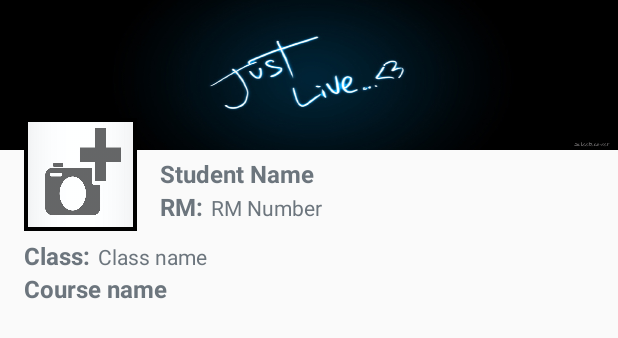
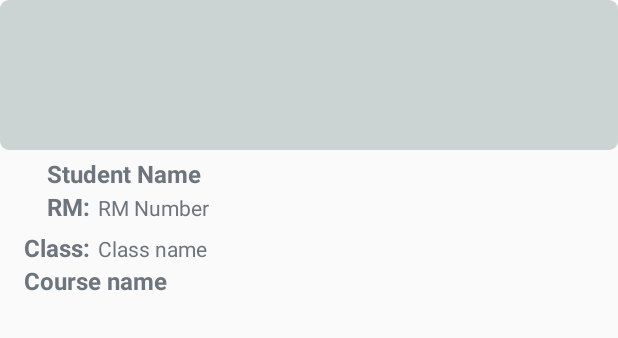
Before and after one commit to joaohd98/android-sims-school, an Android app: the layout view_home_profile.xml on its own in the app's theme, with its tools: preview values and no code run, on a phone screen of 412 x 824 dp. Shown: the top 338 px of the screen. Run offline under Robolectric (Android 15) with nearby library versions, the phone set to English and light mode, and no system bars.

Commit message:
Finish animation uri image

```diff
--- a/app/src/main/java/screens/logged/home/HomeScreen.kt
+++ b/app/src/main/java/screens/logged/home/HomeScreen.kt
@@ -10,7 +10,7 @@ import androidx.fragment.app.viewModels
 import com.joao.simsschool.R
 import com.joao.simsschool.databinding.FragmentHomeBinding
 import kotlinx.android.synthetic.main.fragment_home.*
-import screens.logged.home.components.profile.HomeProfileView
+import screens.logged.home.components.HomeProfileView
 
 class HomeScreen : Fragment() {
     private val viewModel: HomeViewModel by viewModels()
--- a/app/src/main/java/screens/logged/home/components/profile/HomeProfileView.kt
+++ b/app/src/main/java/screens/logged/home/components/HomeProfileView.kt
@@ -1,14 +1,12 @@
-package screens.logged.home.components.profile
+package screens.logged.home.components
 
 import android.content.Context
 import android.util.AttributeSet
 import android.view.LayoutInflater
 import androidx.constraintlayout.widget.ConstraintLayout
-import androidx.lifecycle.LifecycleOwner
 import com.joao.simsschool.R
 import com.joao.simsschool.databinding.ViewHomeProfileBinding
 import repositories.user.UserResponse
-import screens.logged.home.HomeViewModel
 
 class HomeProfileView : ConstraintLayout {
     lateinit var binding: ViewHomeProfileBinding
--- a/app/src/main/res/layout/fragment_home.xml
+++ b/app/src/main/res/layout/fragment_home.xml
@@ -21,7 +21,7 @@
                 android:layout_width="fill_parent"
                 android:layout_height="wrap_content"
                 android:orientation="vertical" >
-                <screens.logged.home.components.profile.HomeProfileView
+                <screens.logged.home.components.HomeProfileView
                     android:id="@+id/home_screen_profile"
                     android:layout_width="match_parent"
                     android:layout_height="wrap_content" />
--- a/app/src/main/res/layout/view_home_profile.xml
+++ b/app/src/main/res/layout/view_home_profile.xml
@@ -15,14 +15,11 @@
         android:layout_width="match_parent"
         android:layout_height="wrap_content">
 
-        <ImageView
-            android:id="@+id/view_home_profile_cover_picture"
+        <components.uri_image.UriImageView
             android:layout_width="match_parent"
             android:layout_height="100dp"
-            android:scaleType="fitXY"
-            image_uri="@{userResponse.cover_picture}"
-            tools:srcCompat="@drawable/tools_cover_picture"
-            android:src="@drawable/tools_cover_picture"/>
+            uri_image="@{userResponse.cover_picture}"
+        />
 
         <LinearLayout
             android:layout_width="match_parent"
@@ -37,13 +34,13 @@
                 android:layout_height="wrap_content"
                 android:orientation="horizontal">
 
-                <ImageView
-                    android:layout_width="75dp"
-                    android:layout_height="75dp"
-                    android:scaleType="fitXY"
-                    image_uri="@{userResponse.profile_picture}"
-                    tools:srcCompat="@drawable/tools_profile_picture"
-                    android:background="@drawable/border_picture_profile" />
+
+<!--                <ImageView-->
+<!--                    android:layout_width="75dp"-->
+<!--                    android:layout_height="75dp"-->
+<!--                    android:scaleType="fitXY"-->
+<!--                    tools:srcCompat="@drawable/tools_profile_picture"-->
+<!--                    android:background="@drawable/border_picture_profile" />-->
 
                 <LinearLayout
                     android:orientation="vertical"
--- /dev/null
+++ b/app/src/main/res/layout/view_uri_image.xml
@@ -0,0 +1,30 @@
+<layout
+    xmlns:android="http://schemas.android.com/apk/res/android"
+    xmlns:tools="http://schemas.android.com/tools"
+    xmlns:app="http://schemas.android.com/apk/res-auto">
+
+    <data>
+        <variable
+            name="inputModel"
+            type="components.input.InputModel" />
+    </data>
+
+    <com.facebook.shimmer.ShimmerFrameLayout
+        android:id="@+id/uri_image_shimmer"
+        android:layout_width="match_parent"
+        android:layout_height="match_parent">
+
+        <ImageView
+            android:id="@+id/uri_image"
+            android:layout_width="match_parent"
+            android:layout_height="match_parent"
+            android:background="@drawable/skeleton"
+            tools:srcCompat="@drawable/skeleton"
+            android:scaleType="fitXY"
+        />
+
+    </com.facebook.shimmer.ShimmerFrameLayout>
+
+
+
+</layout>
--- /dev/null
+++ b/app/src/main/res/values/attrs_uri_image_view.xml
@@ -0,0 +1,5 @@
+<resources>
+    <declare-styleable name="UriImageView">
+        <attr name="uri" format="string" />
+    </declare-styleable>
+</resources>
```
Also changed, not shown: app/src/main/java/components/uri_image/UriImageBindingAdapter.kt (added, +12 -0 lines), app/src/main/java/components/uri_image/UriImageView.kt (added, +101 -0 lines), app/src/main/java/screens/logged/home/components/profile/HomeProfileViewBindingAdapter.kt (deleted, +0 -12 lines), app/src/main/java/utils/imageFromUri.kt (deleted, +0 -14 lines).
